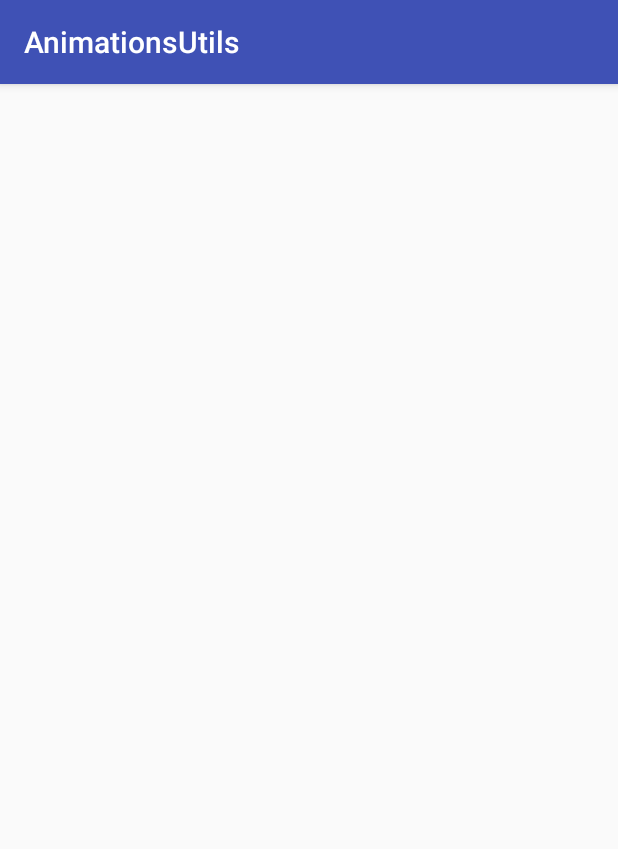
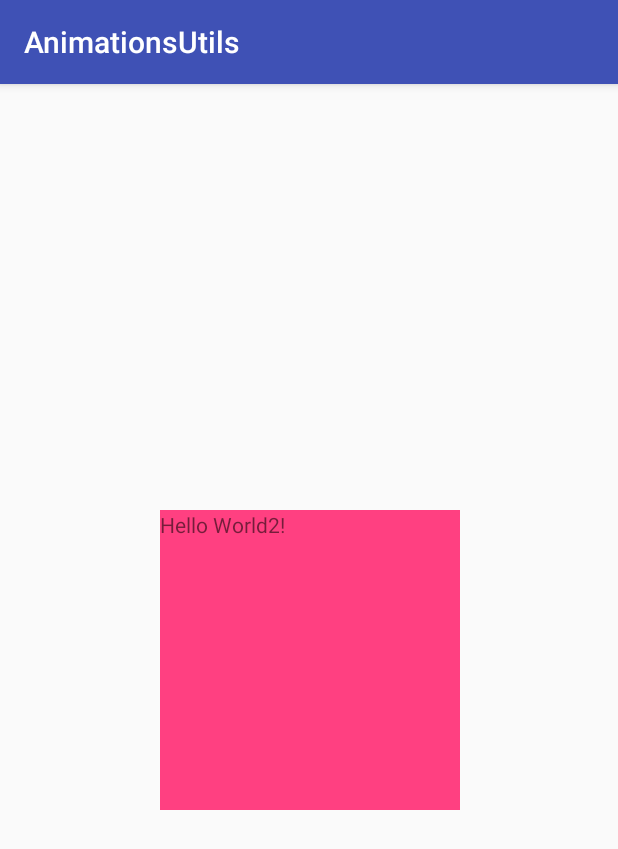
Before and after one commit to Tofira/AnimationsUtils, an Android app: the screen it shows after launch (MainActivity), on a phone screen of 412 x 824 dp. Shown: the top 849 px of the screen. Run offline under Robolectric (Android 15) with nearby library versions, the phone set to English and light mode, and no system bars.

```diff
--- a/app/src/main/java/utils/animations/animationsutils/AnimationsUtils.java
+++ b/app/src/main/java/utils/animations/animationsutils/AnimationsUtils.java
@@ -6,10 +6,12 @@ import android.content.Context;
 import android.graphics.Point;
 import android.graphics.drawable.Drawable;
 import android.graphics.drawable.TransitionDrawable;
+import android.os.Handler;
 import android.support.v4.content.ContextCompat;
 import android.util.Log;
 import android.view.Display;
 import android.view.View;
+import android.view.ViewTreeObserver;
 import android.view.WindowManager;
 import android.view.animation.Interpolator;
 import android.widget.ImageView;
@@ -42,9 +44,12 @@ public class AnimationsUtils
     private View viewToAnimate;
     private int slidingDirection = 0;
     private String propertyName;
+    private int initialDelay = -1;
     private float startPos = -1f, endPos = -1f;
     private boolean withFadeAnimation = false;
     private Interpolator interpolator;
+
+    private boolean animationFailedToLoad = false;
 
     private Animator.AnimatorListener nativeListener;
     private AnimationFinishedListener customListener;
@@ -56,20 +61,46 @@ public class AnimationsUtils
     {
         this.viewToAnimate = viewToAnimate;
         this.slidingDirection = slidingDirection;
-
-        setProperties();
-
     }
 
-    private void setProperties()
+    private void init()
     {
+        float viewHeight = viewToAnimate.getHeight();
+        float viewWidth = viewToAnimate.getWidth();
+        float viewX = viewToAnimate.getX();
+        float viewY = viewToAnimate.getY();
+
+        if(viewHeight == 0 && viewWidth == 0 && viewX == 0 && viewY == 0)
+        {
+            viewToAnimate.getViewTreeObserver().addOnGlobalLayoutListener(new ViewTreeObserver.OnGlobalLayoutListener() {
+                @Override
+                public void onGlobalLayout() {
+                    viewToAnimate.getViewTreeObserver().removeOnGlobalLayoutListener(this);
+                    Log.v(TAG,"viewToAnimate.getX() - " + viewToAnimate.getX() + "viewToAnimate.getY() - " + viewToAnimate.getY());
+
+                    setProperties(viewToAnimate.getHeight(), viewToAnimate.getWidth(), viewToAnimate.getX(), viewToAnimate.getY());
+
+                    if(animationFailedToLoad && initialDelay < 100)
+                        startAnimationNow();
+
+                }
+            });
+        }
+        else
+            setProperties(viewHeight, viewWidth, viewX, viewY);
+    }
+
+    private void setProperties(float viewHeight, float viewWidth, float viewX, float viewY)
+    {
+        int screenWidth = getScreenDimen(viewToAnimate.getContext(),GET_SCREEN_WIDTH);
+        int screenHeight = getScreenDimen(viewToAnimate.getContext(),GET_SCREEN_WIDTH);
         switch (slidingDirection)
         {
             case SLIDING_ANIMATION_OUT_LEFT:
             {
                 propertyName = "X";
 
-                endPos =  -(viewToAnimate.getX() + viewToAnimate.getWidth());
+                endPos =  -(viewX + viewWidth);
                 startPos = 0;
                 break;
             }
@@ -77,7 +108,7 @@ public class AnimationsUtils
             {
                 propertyName = "X";
 
-                endPos = getScreenDimen(viewToAnimate.getContext(),GET_SCREEN_WIDTH) - viewToAnimate.getX();
+                endPos = screenWidth - viewX;
                 startPos = 0;
                 break;
             }
@@ -86,7 +117,7 @@ public class AnimationsUtils
                 propertyName = "X";
 
                 endPos =  0;
-                startPos = getScreenDimen(viewToAnimate.getContext(),GET_SCREEN_WIDTH) - viewToAnimate.getX();
+                startPos = screenWidth - viewX;
                 break;
             }
             case SLIDING_ANIMATION_IN_RIGHT:
@@ -94,7 +125,7 @@ public class AnimationsUtils
                 propertyName = "X";
 
                 endPos =  0;
-                startPos = -(viewToAnimate.getX() + viewToAnimate.getWidth());
+                startPos = -(viewX + viewWidth);
                 break;
             }
 
@@ -103,7 +134,7 @@ public class AnimationsUtils
                 propertyName = "Y";
 
                 endPos =  0;
-                startPos = getScreenDimen(viewToAnimate.getContext(),GET_SCREEN_HEIGHT) - (viewToAnimate.getY() + viewToAnimate.getHeight());
+                startPos = screenHeight - (viewY + viewHeight);
                 break;
             }
             case SLIDING_ANIMATION_IN_DOWN:
@@ -111,7 +142,7 @@ public class AnimationsUtils
                 propertyName = "Y";
 
                 endPos =  0;
-                startPos = - (viewToAnimate.getY() + viewToAnimate.getHeight());
+                startPos = - (viewY + viewHeight);
                 break;
             }
 
@@ -119,7 +150,7 @@ public class AnimationsUtils
             {
                 propertyName = "Y";
 
-                endPos =  - (viewToAnimate.getY() + viewToAnimate.getHeight());
+                endPos =  - (viewY + viewHeight);
                 startPos =  0;
                 break;
             }
@@ -128,7 +159,7 @@ public class AnimationsUtils
             {
                 propertyName = "Y";
 
-                endPos =  getScreenDimen(viewToAnimate.getContext(),GET_SCREEN_HEIGHT) - (viewToAnimate.getY() + viewToAnimate.getHeight());
+                endPos =  screenHeight - (viewY+ viewHeight);
                 startPos =  0;
                 break;
             }
@@ -174,8 +205,27 @@ public class AnimationsUtils
 
     public void startAnimation()
     {
+
+        init();
+
+        if(initialDelay != -1)
+        {
+            new Handler().postDelayed(new Runnable() {
+                @Override
+                public void run() {
+                    startAnimationNow();
+                }
+            }, initialDelay);
+        }
+        else
+            startAnimationNow();
+    }
+
+    private void startAnimationNow()
+    {
         if(!checkContract()) return;
 
+        animationFailedToLoad = false;
         viewToAnimate.setVisibility(View.VISIBLE);
         String finalPropertyName = propertyName;
         if(isScaleAnimation())
@@ -231,17 +281,20 @@ public class AnimationsUtils
         if(viewToAnimate == null)
         {
             Log.e(TAG,"View to animate is NULL - aborting");
+            animationFailedToLoad = true;
             return false;
         }
         if(startPos == -1 || endPos == -1)
         {
             Log.e(TAG,"Invalid animation type - aborting");
+            animationFailedToLoad = true;
             return false;
         }
 
         if(nativeListener != null && customListener == null)
         {
             Log.e(TAG,"You cannot set both the custom and native listeners - aborting");
+            animationFailedToLoad = true;
             return false;
         }
 
@@ -307,6 +360,11 @@ public class AnimationsUtils
         return this;
     }
 
+    public AnimationsUtils setInitialDelay(int initialDelay) {
+        this.initialDelay = initialDelay;
+        return this;
+    }
+
     public static void animateImageViewDrawables(ImageView imageView, Drawable fromDrawable, Drawable toDrawable, boolean withCrossfade, int duration)
     {
         Drawable[] framesAddPerson = {fromDrawable, toDrawable};
--- a/app/src/main/java/utils/animations/animationsutils/MainActivity.java
+++ b/app/src/main/java/utils/animations/animationsutils/MainActivity.java
@@ -1,13 +1,10 @@
 package utils.animations.animationsutils;
 
-import android.animation.Animator;
-import android.os.Handler;
 import android.support.v7.app.AppCompatActivity;
 import android.os.Bundle;
 import android.util.Log;
-import android.view.animation.AnticipateInterpolator;
 import android.view.animation.OvershootInterpolator;
-import android.widget.TextView;
+import android.widget.RelativeLayout;
 
 public class MainActivity extends AppCompatActivity {
 
@@ -16,27 +13,20 @@ public class MainActivity extends AppCompatActivity {
         super.onCreate(savedInstanceState);
         setContentView(R.layout.activity_main);
 
-        final TextView textView = (TextView) findViewById(R.id.textView);
+        final RelativeLayout testLayout = (RelativeLayout) findViewById(R.id.testLayout);
 
-        new Handler().postDelayed(new Runnable() {
-            @Override
-            public void run() {
-                new AnimationsUtils(textView,AnimationsUtils.FADE_ANIMATION_IN)
+        new AnimationsUtils(testLayout,AnimationsUtils.SLIDING_ANIMATION_IN_DOWN)
                 .setAnimationDuration(1000)
+                .setInterpolator(new OvershootInterpolator())
+                .setInitialDelay(1000)
                 .setListener(new AnimationsUtils.AnimationFinishedListener() {
                     @Override
                     public void onAnimationEnd() {
-                                Log.v("SampleProject","Animation Finished!!");
-                                new AnimationsUtils(textView,AnimationsUtils.SCALE_ANIMATION_OUT)
-                                        .setAnimationDuration(3000)
-                                        .setWithFadeAnimation(true)
-                                        .startAnimation();
+                        Log.v("TestProject", "Animation ended!");
                     }
                 })
-                        .setInterpolator(new AnticipateInterpolator())
                 .startAnimation();
-            }
-        },1000);
+
 
     }
 }
--- a/app/src/main/res/layout/activity_main.xml
+++ b/app/src/main/res/layout/activity_main.xml
@@ -16,4 +16,23 @@
         android:layout_height="wrap_content"
         android:text="Hello World!"
         android:visibility="invisible"/>
+
+    <RelativeLayout
+        android:visibility="invisible"
+        android:id="@+id/testLayout"
+        android:layout_width="200dp"
+        android:layout_height="200dp"
+        android:background="@color/colorAccent"
+        android:layout_centerVertical="true"
+        android:layout_toRightOf="@+id/textView"
+        android:layout_toEndOf="@+id/textView"
+        android:layout_marginLeft="15dp"
+        android:layout_marginStart="15dp">
+
+        <TextView
+            android:id="@+id/textView2"
+            android:layout_width="wrap_content"
+            android:layout_height="wrap_content"
+            android:text="Hello World2!" />
+    </RelativeLayout>
 </RelativeLayout>
```
Lines whose indentation alone changed are shown as unchanged.
